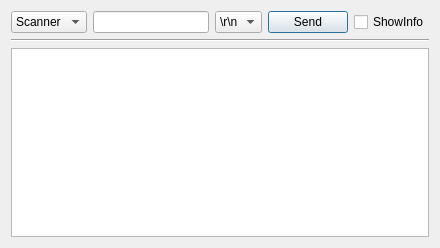
Before: the Qt Designer form communicationdialog.ui in eveningwyn/ICT_UR10, drawn with Qt 5.
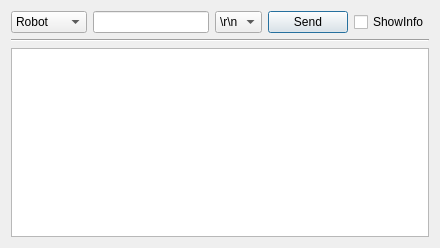
After: the same form once the commit is applied. Icons and pictures are not drawn.

```diff
--- a/communicationdialog.ui
+++ b/communicationdialog.ui
@@ -46,12 +46,12 @@
     <widget class="QComboBox" name="comboBoxReceiver">
      <item>
       <property name="text">
-       <string>Scanner</string>
+       <string>Robot</string>
       </property>
      </item>
      <item>
       <property name="text">
-       <string>Robot</string>
+       <string>Scanner</string>
       </property>
      </item>
     </widget>
```
